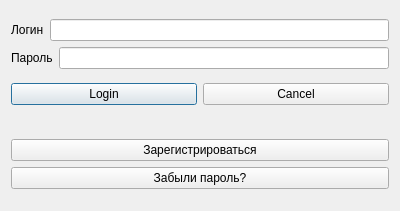
First picture: the form in diglot-weave-gui/diglot-weave-gui/dialogs/logindialog.ui, repository kolodnikovm/diglotweave, before the edit.
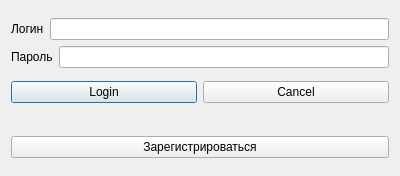
Second picture: the form after the edit.

Commit message: deleted email field and restore_pass dialog

```diff
--- a/diglot-weave-gui/diglot-weave-gui/dialogs/logindialog.ui
+++ b/diglot-weave-gui/diglot-weave-gui/dialogs/logindialog.ui
@@ -7,7 +7,7 @@
     <x>0</x>
     <y>0</y>
     <width>400</width>
-    <height>211</height>
+    <height>176</height>
    </rect>
   </property>
   <property name="windowTitle">
@@ -104,26 +104,11 @@
    <item>
     <layout class="QVBoxLayout" name="verticalLayout_3">
      <item>
-      <layout class="QHBoxLayout" name="horizontalLayout_6">
-       <item>
         <widget class="QPushButton" name="regDialogButton">
          <property name="text">
           <string>Зарегистрироваться</string>
          </property>
         </widget>
-       </item>
-      </layout>
-     </item>
-     <item>
-      <layout class="QHBoxLayout" name="horizontalLayout_7">
-       <item>
-        <widget class="QPushButton" name="restorePassButton">
-         <property name="text">
-          <string>Забыли пароль?</string>
-         </property>
-        </widget>
-       </item>
-      </layout>
      </item>
     </layout>
    </item>
```
Lines whose indentation alone changed are shown as unchanged. The commit also changes 16 other files.
